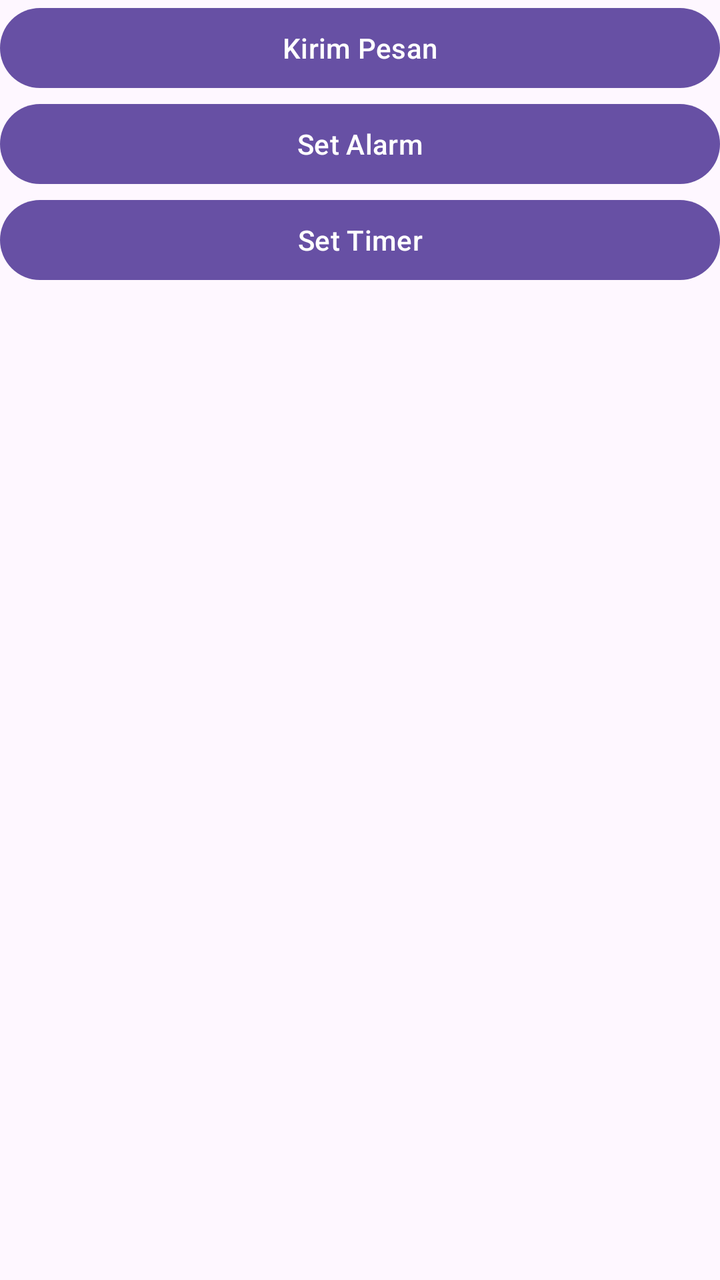
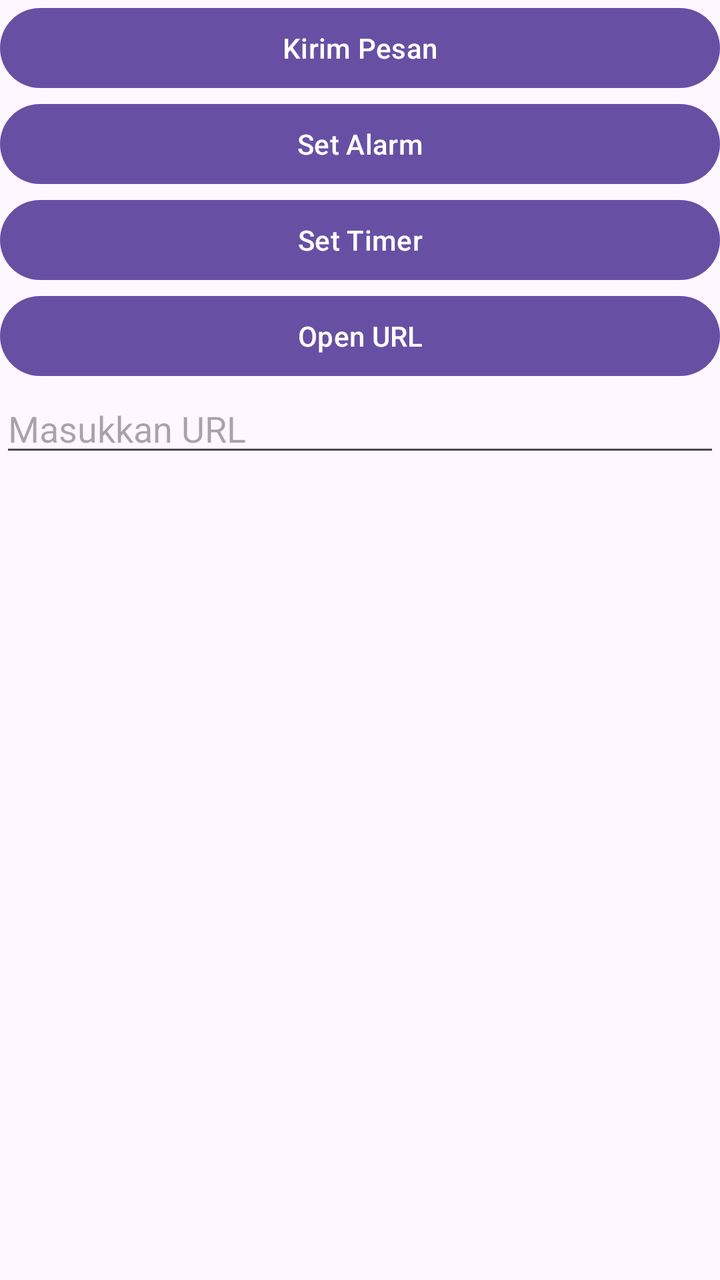

Before-and-after screenshots of an Android layout around one commit, followed by the original layout XML and the change that was made.
<!-- AndroidManifest.xml: application theme Theme.Implisit_Intent -->
<!-- res/layout/activity_main.xml -->
<?xml version="1.0" encoding="utf-8"?>
<LinearLayout xmlns:android="http://schemas.android.com/apk/res/android"
    android:id="@+id/main"
    android:layout_width="match_parent"
    android:layout_height="match_parent"
    android:orientation="vertical">

    <Button
        android:layout_width="match_parent"
        android:layout_height="wrap_content"
        android:id="@+id/btnKirimPesan"
        android:text="Kirim Pesan"/>

    <Button
        android:layout_width="match_parent"
        android:layout_height="wrap_content"
        android:id="@+id/btnSetAlarm"
        android:text="Set Alarm"/>

    <Button
        android:layout_width="match_parent"
        android:layout_height="wrap_content"
        android:id="@+id/btnSetTimer"
        android:text="Set Timer"/>

</LinearLayout>
<!-- resources referenced by this layout -->
<resources>
  <style name="Theme.Implisit_Intent" parent="Base.Theme.Implisit_Intent" />
  <style name="Base.Theme.Implisit_Intent" parent="Theme.Material3.DayNight.NoActionBar">
          
          
      </style>
</resources>

<!-- the commit's change to res/layout/activity_main.xml (unified diff, before → after) -->
@@ -23,4 +23,16 @@
         android:id="@+id/btnSetTimer"
         android:text="Set Timer"/>
 
+    <Button
+        android:layout_width="match_parent"
+        android:layout_height="wrap_content"
+        android:id="@+id/btnOpenURL"
+        android:text="Open URL"/>
+
+    <EditText
+        android:id="@+id/etURL"
+        android:layout_width="match_parent"
+        android:layout_height="wrap_content"
+        android:hint="Masukkan URL"/>
+
 </LinearLayout>
